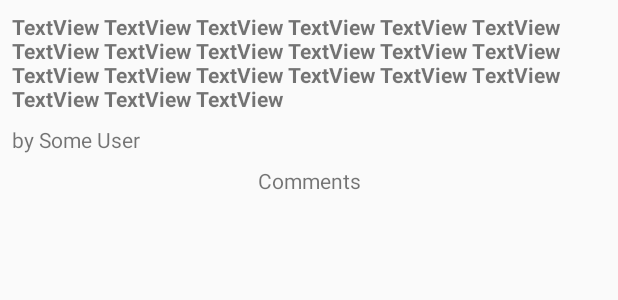
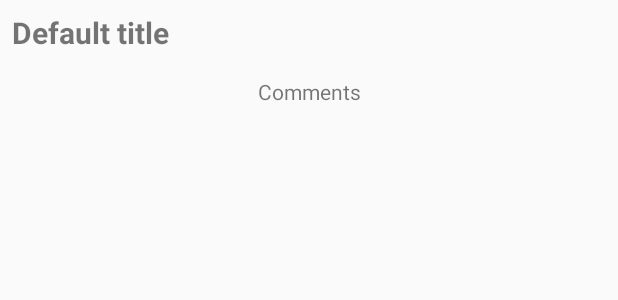
Before and after one commit to codingstoic/kotlin-architecture-components-sample, an Android app: the layout activity_view_single_post.xml on its own in the app's theme, with its tools: preview values and no code run, on a phone screen of 412 x 824 dp. Shown: the top 300 px of the screen. Run offline under Robolectric (Android 15) with nearby library versions, the phone set to English and light mode, and no system bars.

Commit message:
remove unused files ui changes

```diff
--- a/app/src/main/java/com/coffeeanddistractions/androidarchitecturecomponentskotlin/services/ServiceClientImplementation.kt
+++ b/app/src/main/java/com/coffeeanddistractions/androidarchitecturecomponentskotlin/services/ServiceClientImplementation.kt
@@ -21,7 +21,7 @@ class ServiceClientImplementation : ServiceClientDefinition {
         IntRange(100, 110).forEach {
             comments.add(Comment(
                     id = postId + it.toLong(),
-                    body = "Default body ${randomGenerator.nextInt(100)}",
+                    body = "Default comment body ${randomGenerator.nextInt(100)}",
                     postId = postId,
                     userId = 1))
         }
@@ -43,7 +43,7 @@ class ServiceClientImplementation : ServiceClientDefinition {
                     title = "Default title ${randomGenerator.nextInt(100)}",
                     commentCount = 0,
                     userId = 1,
-                    description = "default Description ${randomGenerator.nextInt(100)}"))
+                    description = "Default description ${randomGenerator.nextInt(100)}"))
         }
 
         return posts.toTypedArray()
--- a/app/src/main/java/com/coffeeanddistractions/androidarchitecturecomponentskotlin/ui/postList/MainActivity.kt
+++ b/app/src/main/java/com/coffeeanddistractions/androidarchitecturecomponentskotlin/ui/postList/MainActivity.kt
@@ -11,7 +11,6 @@ import android.widget.Toast
 import com.coffeeanddistractions.androidarchitecturecomponentskotlin.R
 import com.coffeeanddistractions.androidarchitecturecomponentskotlin.database.PostEntity
 import com.coffeeanddistractions.androidarchitecturecomponentskotlin.models.POST_ENTITY_ID_SERIALIZE_KEY
-import com.coffeeanddistractions.androidarchitecturecomponentskotlin.ui.activity.CreatePostActivity
 import com.coffeeanddistractions.androidarchitecturecomponentskotlin.ui.interfaces.GenericListOnItemClickListener
 import com.coffeeanddistractions.androidarchitecturecomponentskotlin.ui.singlePost.SinglePostActivity
 
@@ -34,11 +33,6 @@ class MainActivity : AppCompatActivity(), GenericListOnItemClickListener<PostEnt
         postsViewModel.getAllPosts().observe(this, Observer<PagedList<PostEntity>> { list ->
             adapter.setList(list)
         })
-
-        fab.setOnClickListener { _ ->
-            val createPostIntent = Intent(this@MainActivity, CreatePostActivity::class.java)
-            startActivity(createPostIntent)
-        }
     }
 
     override fun itemSelected(position: Int, item: PostEntity?) {
--- a/app/src/main/res/layout/activity_view_single_post.xml
+++ b/app/src/main/res/layout/activity_view_single_post.xml
@@ -10,20 +10,20 @@
         android:id="@+id/activitySinglePostCommentsHeader"
         android:layout_width="wrap_content"
         android:layout_height="wrap_content"
-        android:layout_marginTop="8dp"
+        android:layout_marginTop="16dp"
         android:text="@string/activity_single_post_comments_header_text"
         app:layout_constraintEnd_toEndOf="parent"
         app:layout_constraintHorizontal_bias="0.5"
         app:layout_constraintStart_toStartOf="parent"
-        app:layout_constraintTop_toBottomOf="@+id/activitySinglePostByUserTextView" />
+        app:layout_constraintTop_toBottomOf="@+id/activitySinglePostTitleTextView" />
 
     <android.support.v7.widget.RecyclerView
         android:id="@+id/activitySinglePostCommentsRecyclerView"
-        android:layout_width="match_parent"
+        android:layout_width="0dp"
         android:layout_height="0dp"
-        android:layout_marginBottom="8dp"
-        android:layout_marginEnd="8dp"
-        android:layout_marginStart="8dp"
+        android:layout_marginBottom="0dp"
+        android:layout_marginEnd="0dp"
+        android:layout_marginStart="0dp"
         android:layout_marginTop="8dp"
         app:layout_constraintBottom_toBottomOf="parent"
         app:layout_constraintEnd_toEndOf="parent"
@@ -36,18 +36,9 @@
         android:layout_height="wrap_content"
         android:layout_marginStart="8dp"
         android:layout_marginTop="8dp"
-        android:text="TextView TextView TextView TextView TextView TextView TextView TextView TextView TextView TextView TextView TextView TextView TextView TextView TextView TextView TextView TextView TextView "
+        android:text="@string/activity_single_post_default_title"
         android:textStyle="bold"
+        android:textSize="20sp"
         app:layout_constraintStart_toStartOf="parent"
         app:layout_constraintTop_toTopOf="parent" />
-
-    <TextView
-        android:id="@+id/activitySinglePostByUserTextView"
-        android:layout_width="wrap_content"
-        android:layout_height="wrap_content"
-        android:layout_marginStart="8dp"
-        android:layout_marginTop="8dp"
-        android:text="by Some User"
-        app:layout_constraintStart_toStartOf="parent"
-        app:layout_constraintTop_toBottomOf="@+id/activitySinglePostTitleTextView" />
 </android.support.constraint.ConstraintLayout>
--- a/app/src/main/res/values/strings.xml
+++ b/app/src/main/res/values/strings.xml
@@ -3,5 +3,6 @@
     <string name="action_settings">Settings</string>
     <string name="activity_single_post_comments_header_text">Comments</string>
     <string name="activity_single_post_not_found_message">Requested post does not exist</string>
-    <string name="defaultListRowText">TextView</string>
+    <string name="defaultListRowText">Default title 100</string>
+    <string name="activity_single_post_default_title">Default title</string>
 </resources>
```
Also changed, not shown: app/src/main/java/com/coffeeanddistractions/androidarchitecturecomponentskotlin/application/ApplicationClass.kt (+0 -8 lines), app/src/main/java/com/coffeeanddistractions/androidarchitecturecomponentskotlin/ui/activity/CreatePostActivity.kt (deleted, +0 -13 lines), app/src/main/java/com/coffeeanddistractions/androidarchitecturecomponentskotlin/ui/lists/UsersListAdapter.kt (deleted, +0 -47 lines), app/src/main/java/com/coffeeanddistractions/androidarchitecturecomponentskotlin/ui/viewModels/UserViewModel.kt (deleted, +0 -18 lines), app/src/main/res/layout/activity_create_post.xml (deleted, +0 -9 lines), app/src/main/res/layout/activity_main.xml (+0 -11 lines), app/src/main/res/layout/comment_list_row.xml (+0 -8 lines), app/src/main/res/layout/post_list_row.xml (+14 -13 lines).
